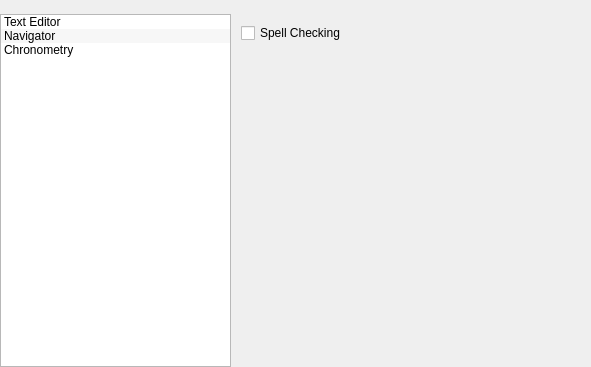
Above: src/UserInterfaceLayer/Settings/SettingsView.ui from dimkanovikov/KITScenarist before the change. Below: the same form after it.
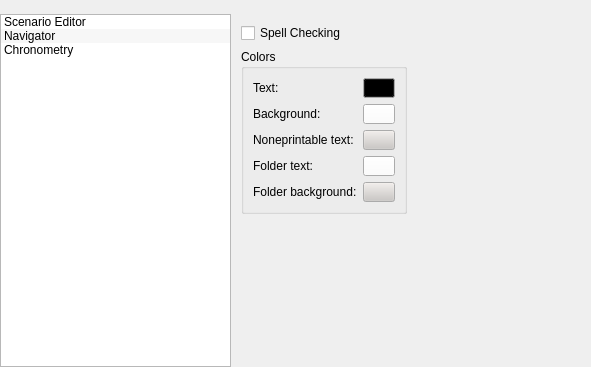
That is the form after the change. The open tabs and pages were chosen to show the change. Icons and pictures are not drawn.

Commit message:
Implement settings for scenario editor colors
* text
* background
* nonprintable text
* folder text
* folder background

What changed in the file:
```diff
--- a/src/UserInterfaceLayer/Settings/SettingsView.ui
+++ b/src/UserInterfaceLayer/Settings/SettingsView.ui
@@ -74,7 +74,7 @@
       </property>
       <item>
        <property name="text">
-        <string>Text Editor</string>
+        <string>Scenario Editor</string>
        </property>
        <property name="icon">
         <iconset resource="../../Resources/Resources.qrc">
@@ -102,7 +102,7 @@
      </widget>
      <widget class="QStackedWidget" name="categoriesWidgets">
       <property name="styleSheet">
-       <string notr="true">QGroupBox {
+       <string notr="true">#chronometryPage QGroupBox {
     border: 1px solid lightgray;
     margin-top: 0ex; /* leave space at the top for the title */
 }</string>
@@ -111,7 +111,361 @@
        <number>1</number>
       </property>
       <widget class="QWidget" name="textEditorPage">
-       <layout class="QGridLayout" name="gridLayout_2">
+       <layout class="QGridLayout" name="gridLayout_6">
+        <item row="2" column="0">
+         <spacer name="verticalSpacer">
+          <property name="orientation">
+           <enum>Qt::Vertical</enum>
+          </property>
+          <property name="sizeHint" stdset="0">
+           <size>
+            <width>40</width>
+            <height>20</height>
+           </size>
+          </property>
+         </spacer>
+        </item>
+        <item row="1" column="0">
+         <layout class="QHBoxLayout" name="horizontalLayout_3">
+          <item>
+           <widget class="QGroupBox" name="groupBox">
+            <property name="title">
+             <string>Colors</string>
+            </property>
+            <layout class="QFormLayout" name="formLayout">
+             <item row="0" column="0">
+              <widget class="QLabel" name="label_15">
+               <property name="text">
+                <string>Text:</string>
+               </property>
+              </widget>
+             </item>
+             <item row="0" column="1">
+              <widget class="QToolButton" name="textColor">
+               <property name="minimumSize">
+                <size>
+                 <width>32</width>
+                 <height>20</height>
+                </size>
+               </property>
+               <property name="maximumSize">
+                <size>
+                 <width>32</width>
+                 <height>20</height>
+                </size>
+               </property>
+               <property name="palette">
+                <palette>
+                 <active>
+                  <colorrole role="Button">
+                   <brush brushstyle="SolidPattern">
+                    <color alpha="255">
+                     <red>0</red>
+                     <green>0</green>
+                     <blue>0</blue>
+                    </color>
+                   </brush>
+                  </colorrole>
+                 </active>
+                 <inactive>
+                  <colorrole role="Button">
+                   <brush brushstyle="SolidPattern">
+                    <color alpha="255">
+                     <red>0</red>
+                     <green>0</green>
+                     <blue>0</blue>
+                    </color>
+                   </brush>
+                  </colorrole>
+                 </inactive>
+                 <disabled>
+                  <colorrole role="Button">
+                   <brush brushstyle="SolidPattern">
+                    <color alpha="255">
+                     <red>0</red>
+                     <green>0</green>
+                     <blue>0</blue>
+                    </color>
+                   </brush>
+                  </colorrole>
+                 </disabled>
+                </palette>
+               </property>
+               <property name="text">
+                <string/>
+               </property>
+              </widget>
+             </item>
+             <item row="1" column="0">
+              <widget class="QLabel" name="label_16">
+               <property name="text">
+                <string>Background:</string>
+               </property>
+              </widget>
+             </item>
+             <item row="2" column="0">
+              <widget class="QLabel" name="label_17">
+               <property name="text">
+                <string>Noneprintable text:</string>
+               </property>
+              </widget>
+             </item>
+             <item row="4" column="0">
+              <widget class="QLabel" name="label_18">
+               <property name="text">
+                <string>Folder background:</string>
+               </property>
+              </widget>
+             </item>
+             <item row="1" column="1">
+              <widget class="QToolButton" name="backgroundColor">
+               <property name="minimumSize">
+                <size>
+                 <width>32</width>
+                 <height>20</height>
+                </size>
+               </property>
+               <property name="maximumSize">
+                <size>
+                 <width>32</width>
+                 <height>20</height>
+                </size>
+               </property>
+               <property name="palette">
+                <palette>
+                 <active>
+                  <colorrole role="Button">
+                   <brush brushstyle="SolidPattern">
+                    <color alpha="255">
+                     <red>255</red>
+                     <green>255</green>
+                     <blue>255</blue>
+                    </color>
+                   </brush>
+                  </colorrole>
+                 </active>
+                 <inactive>
+                  <colorrole role="Button">
+                   <brush brushstyle="SolidPattern">
+                    <color alpha="255">
+                     <red>255</red>
+                     <green>255</green>
+                     <blue>255</blue>
+                    </color>
+                   </brush>
+                  </colorrole>
+                 </inactive>
+                 <disabled>
+                  <colorrole role="Button">
+                   <brush brushstyle="SolidPattern">
+                    <color alpha="255">
+                     <red>255</red>
+                     <green>255</green>
+                     <blue>255</blue>
+                    </color>
+                   </brush>
+                  </colorrole>
+                 </disabled>
+                </palette>
+               </property>
+               <property name="text">
+                <string/>
+               </property>
+              </widget>
+             </item>
+             <item row="2" column="1">
+              <widget class="QToolButton" name="nonprintableTextColor">
+               <property name="minimumSize">
+                <size>
+                 <width>32</width>
+                 <height>20</height>
+                </size>
+               </property>
+               <property name="maximumSize">
+                <size>
+                 <width>32</width>
+                 <height>20</height>
+                </size>
+               </property>
+               <property name="palette">
+                <palette>
+                 <active>
+                  <colorrole role="Button">
+                   <brush brushstyle="SolidPattern">
+                    <color alpha="255">
+                     <red>203</red>
+                     <green>199</green>
+                     <blue>196</blue>
+                    </color>
+                   </brush>
+                  </colorrole>
+                 </active>
+                 <inactive>
+                  <colorrole role="Button">
+                   <brush brushstyle="SolidPattern">
+                    <color alpha="255">
+                     <red>203</red>
+                     <green>199</green>
+                     <blue>196</blue>
+                    </color>
+                   </brush>
+                  </colorrole>
+                 </inactive>
+                 <disabled>
+                  <colorrole role="Button">
+                   <brush brushstyle="SolidPattern">
+                    <color alpha="255">
+                     <red>203</red>
+                     <green>199</green>
+                     <blue>196</blue>
+                    </color>
+                   </brush>
+                  </colorrole>
+                 </disabled>
+                </palette>
+               </property>
+               <property name="text">
+                <string/>
+               </property>
+              </widget>
+             </item>
+             <item row="4" column="1">
+              <widget class="QToolButton" name="folderBackgroundColor">
+               <property name="minimumSize">
+                <size>
+                 <width>32</width>
+                 <height>20</height>
+                </size>
+               </property>
+               <property name="maximumSize">
+                <size>
+                 <width>32</width>
+                 <height>20</height>
+                </size>
+               </property>
+               <property name="palette">
+                <palette>
+                 <active>
+                  <colorrole role="Button">
+                   <brush brushstyle="SolidPattern">
+                    <color alpha="255">
+                     <red>203</red>
+                     <green>199</green>
+                     <blue>196</blue>
+                    </color>
+                   </brush>
+                  </colorrole>
+                 </active>
+                 <inactive>
+                  <colorrole role="Button">
+                   <brush brushstyle="SolidPattern">
+                    <color alpha="255">
+                     <red>203</red>
+                     <green>199</green>
+                     <blue>196</blue>
+                    </color>
+                   </brush>
+                  </colorrole>
+                 </inactive>
+                 <disabled>
+                  <colorrole role="Button">
+                   <brush brushstyle="SolidPattern">
+                    <color alpha="255">
+                     <red>203</red>
+                     <green>199</green>
+                     <blue>196</blue>
+                    </color>
+                   </brush>
+                  </colorrole>
+                 </disabled>
+                </palette>
+               </property>
+               <property name="text">
+                <string/>
+               </property>
+              </widget>
+             </item>
+             <item row="3" column="0">
+              <widget class="QLabel" name="label_19">
+               <property name="text">
+                <string>Folder text:</string>
+               </property>
+              </widget>
+             </item>
+             <item row="3" column="1">
+              <widget class="QToolButton" name="folderTextColor">
+               <property name="minimumSize">
+                <size>
+                 <width>32</width>
+                 <height>20</height>
+                </size>
+               </property>
+               <property name="maximumSize">
+                <size>
+                 <width>32</width>
+                 <height>20</height>
+                </size>
+               </property>
+               <property name="palette">
+                <palette>
+                 <active>
+                  <colorrole role="Button">
+                   <brush brushstyle="SolidPattern">
+                    <color alpha="255">
+                     <red>255</red>
+                     <green>255</green>
+                     <blue>255</blue>
+                    </color>
+                   </brush>
+                  </colorrole>
+                 </active>
+                 <inactive>
+                  <colorrole role="Button">
+                   <brush brushstyle="SolidPattern">
+                    <color alpha="255">
+                     <red>255</red>
+                     <green>255</green>
+                     <blue>255</blue>
+                    </color>
+                   </brush>
+                  </colorrole>
+                 </inactive>
+                 <disabled>
+                  <colorrole role="Button">
+                   <brush brushstyle="SolidPattern">
+                    <color alpha="255">
+                     <red>255</red>
+                     <green>255</green>
+                     <blue>255</blue>
+                    </color>
+                   </brush>
+                  </colorrole>
+                 </disabled>
+                </palette>
+               </property>
+               <property name="text">
+                <string/>
+               </property>
+              </widget>
+             </item>
+            </layout>
+           </widget>
+          </item>
+          <item>
+           <spacer name="horizontalSpacer_9">
+            <property name="orientation">
+             <enum>Qt::Horizontal</enum>
+            </property>
+            <property name="sizeHint" stdset="0">
+             <size>
+              <width>40</width>
+              <height>20</height>
+             </size>
+            </property>
+           </spacer>
+          </item>
+         </layout>
+        </item>
         <item row="0" column="0">
          <widget class="QCheckBox" name="spellChecking">
           <property name="text">
@@ -119,19 +473,6 @@
           </property>
          </widget>
         </item>
-        <item row="1" column="0">
-         <spacer name="verticalSpacer">
-          <property name="orientation">
-           <enum>Qt::Vertical</enum>
-          </property>
-          <property name="sizeHint" stdset="0">
-           <size>
-            <width>40</width>
-            <height>20</height>
-           </size>
-          </property>
-         </spacer>
-        </item>
        </layout>
       </widget>
       <widget class="QWidget" name="navigatorPage">
```
Left out of the diff: 7 changed lines with no effect on the pictures. The commit also changes 14 other files.
